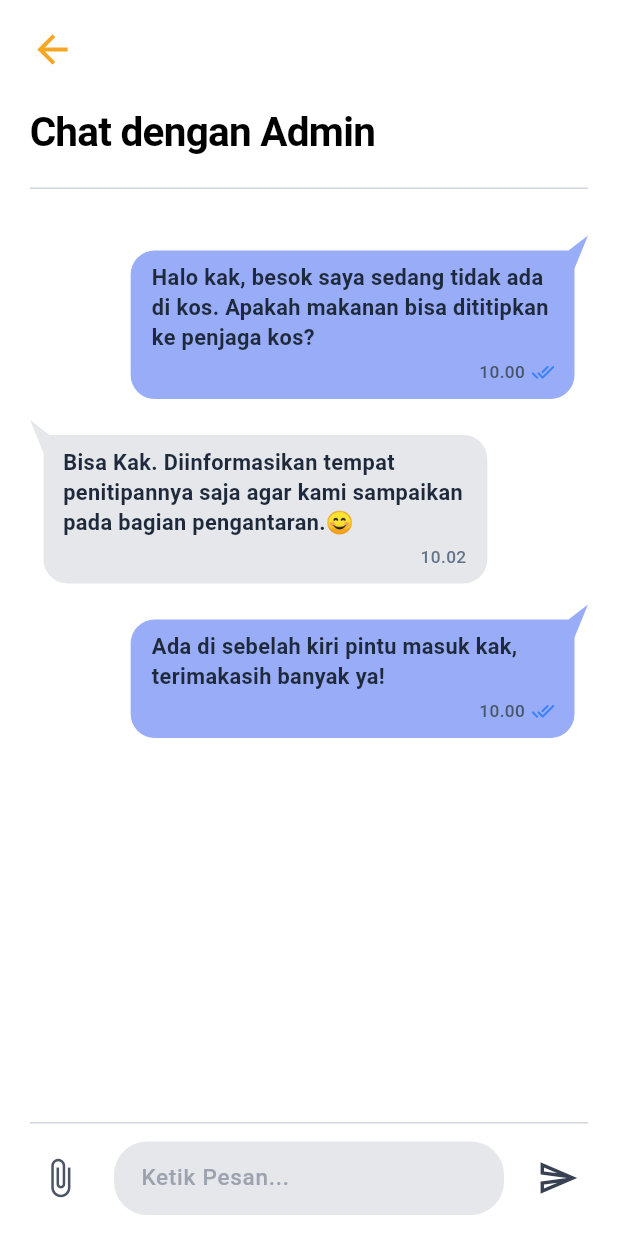
After one commit to nibrasdavio-tech/m-yummy-Mobile-, a Flutter app: the HomePage screen opened directly, item 2 of the bottom bar chosen, after a tap on the "arrow back" icon, after a tap on the "chat" icon, on a phone screen of 412 x 824 dp. The commit adds this screen. Run offline on Flutter 3.47's test engine with Material 3 defaults, Android fonts, the phone set to English and light mode, and no system bars; network calls fail.

Commit message:
feat: add chat with admin feature and related screens

```diff
--- /dev/null
+++ b/lib/features/chat/data/models/chat_message.dart
@@ -0,0 +1,15 @@
+class ChatMessage {
+  final String id;
+  final String text;
+  final String time;
+  final bool isSender;
+  final bool isRead;
+
+  const ChatMessage({
+    required this.id,
+    required this.text,
+    required this.time,
+    required this.isSender,
+    this.isRead = true,
+  });
+}
--- /dev/null
+++ b/lib/features/chat/presentation/screens/chat_admin_screen.dart
@@ -0,0 +1,388 @@
+import 'dart:async';
+import 'package:flutter/material.dart';
+
+import '../../../../core/constants/app_colors.dart';
+import '../../data/models/chat_message.dart';
+import '../widgets/chat_bubble.dart';
+
+/// Halaman "Chat dengan Admin"
+///
+/// Menampilkan:
+/// - Tombol kembali oranye di kiri atas
+/// - Judul tebal "Chat dengan Admin"
+/// - Garis pemisah atas
+/// - Daftar percakapan interaktif dengan bubble kustom (ekor lancip di atas)
+/// - Garis pemisah bawah
+/// - Kolom input pesan dengan icon lampiran (paperclip), input rounded, dan tombol kirim (paper plane)
+class ChatAdminScreen extends StatefulWidget {
+  const ChatAdminScreen({super.key});
+
+  @override
+  State<ChatAdminScreen> createState() => _ChatAdminScreenState();
+}
+
+class _ChatAdminScreenState extends State<ChatAdminScreen> {
+  final TextEditingController _messageController = TextEditingController();
+  final ScrollController _scrollController = ScrollController();
+  final FocusNode _focusNode = FocusNode();
+
+  // Daftar pesan awal persis sesuai referensi desain
+  final List<ChatMessage> _messages = [
+    const ChatMessage(
+      id: '1',
+      text:
+          'Halo kak, besok saya sedang tidak ada di kos. Apakah makanan bisa dititipkan ke penjaga kos?',
+      time: '10.00',
+      isSender: true,
+      isRead: true,
+    ),
+    const ChatMessage(
+      id: '2',
+      text:
+          'Bisa Kak. Diinformasikan tempat penitipannya saja agar kami sampaikan pada bagian pengantaran.😊',
+      time: '10.02',
+      isSender: false,
+      isRead: true,
+    ),
+    const ChatMessage(
+      id: '3',
+      text: 'Ada di sebelah kiri pintu masuk kak, terimakasih banyak ya!',
+      time: '10.00',
+      isSender: true,
+      isRead: true,
+    ),
+  ];
+
+  @override
+  void dispose() {
+    _messageController.dispose();
+    _scrollController.dispose();
+    _focusNode.dispose();
+    super.dispose();
+  }
+
+  /// Mengirim pesan baru dari pengguna
+  void _sendMessage() {
+    final text = _messageController.text.trim();
+    if (text.isEmpty) return;
+
+    final now = DateTime.now();
+    final hour = now.hour.toString().padLeft(2, '0');
+    final minute = now.minute.toString().padLeft(2, '0');
+    final formattedTime = '$hour.$minute';
+
+    setState(() {
+      _messages.add(
+        ChatMessage(
+          id: DateTime.now().millisecondsSinceEpoch.toString(),
+          text: text,
+          time: formattedTime,
+          isSender: true,
+          isRead: true,
+        ),
+      );
+    });
+
+    _messageController.clear();
+    _scrollToBottom();
+
+    // Simulasi balasan otomatis dari admin
+    _simulateAdminReply(text);
+  }
+
+  /// Simulasi balasan otomatis dari Admin setelah jeda singkat
+  void _simulateAdminReply(String userMessage) {
+    Timer(const Duration(milliseconds: 1400), () {
+      if (!mounted) return;
+
+      final lower = userMessage.toLowerCase();
+      String replyText =
+          'Baik Kak, informasi sudah kami catat dan dikoordinasikan dengan kurir. Terima kasih! 😊';
+
+      if (lower.contains('terima kasih') || lower.contains('makasih')) {
+        replyText = 'Sama-sama Kak! Selamat menikmati hidangan m\'Yummy ya! 🙏😊';
+      } else if (lower.contains('jam') || lower.contains('kapan')) {
+        replyText =
+            'Pengantaran makan siang dilakukan sekitar pukul 11.30 - 12.30 WIB ya Kak. 🍱';
+      } else if (lower.contains('menu') || lower.contains('ganti')) {
+        replyText =
+            'Untuk perubahan menu, Kakak bisa ubah melalui menu Paket sebelum pukul 08.00 pagi ya Kak. 😊';
+      }
+
+      final now = DateTime.now();
+      final hour = now.hour.toString().padLeft(2, '0');
+      final minute = now.minute.toString().padLeft(2, '0');
+      final formattedTime = '$hour.$minute';
+
+      setState(() {
+        _messages.add(
+          ChatMessage(
+            id: DateTime.now().millisecondsSinceEpoch.toString(),
+            text: replyText,
+            time: formattedTime,
+            isSender: false,
+            isRead: true,
+          ),
+        );
+      });
+
+      _scrollToBottom();
+    });
+  }
+
+  void _scrollToBottom() {
+    WidgetsBinding.instance.addPostFrameCallback((_) {
+      if (_scrollController.hasClients) {
+        _scrollController.animateTo(
+          _scrollController.position.maxScrollExtent,
+          duration: const Duration(milliseconds: 300),
+          curve: Curves.easeOut,
+        );
+      }
+    });
+  }
+
+  /// Menampilkan menu lampiran dokumen / foto
+  void _showAttachmentModal() {
+    showModalBottomSheet(
+      context: context,
+      shape: const RoundedRectangleBorder(
+        borderRadius: BorderRadius.vertical(top: Radius.circular(20)),
+      ),
+      builder: (context) {
+        return SafeArea(
+          child: Padding(
+            padding: const EdgeInsets.symmetric(vertical: 20, horizontal: 24),
+            child: Column(
+              mainAxisSize: MainAxisSize.min,
+              crossAxisAlignment: CrossAxisAlignment.start,
+              children: [
+                const Text(
+                  'Kirim Lampiran',
+                  style: TextStyle(
+                    fontSize: 18,
+                    fontWeight: FontWeight.bold,
+                    color: Color(0xFF1E293B),
+                  ),
+                ),
+                const SizedBox(height: 18),
+                Row(
+                  mainAxisAlignment: MainAxisAlignment.spaceAround,
+                  children: [
+                    _attachmentOption(
+                      icon: Icons.camera_alt_rounded,
+                      label: 'Kamera',
+                      color: Colors.pinkAccent,
+                    ),
+                    _attachmentOption(
+                      icon: Icons.photo_library_rounded,
+                      label: 'Galeri',
+                      color: AppColors.primaryBlue,
+                    ),
+                    _attachmentOption(
+                      icon: Icons.insert_drive_file_rounded,
+                      label: 'Dokumen',
+                      color: Colors.amber.shade800,
+                    ),
+                    _attachmentOption(
+                      icon: Icons.location_on_rounded,
+                      label: 'Lokasi',
+                      color: Colors.green,
+                    ),
+                  ],
+                ),
+              ],
+            ),
+          ),
+        );
+      },
+    );
+  }
+
+  Widget _attachmentOption({
+    required IconData icon,
+    required String label,
+    required Color color,
+  }) {
+    return InkWell(
+      onTap: () {
+        Navigator.pop(context);
+        ScaffoldMessenger.of(context).showSnackBar(
+          SnackBar(
+            content: Text('Fitur kirim $label siap diintegrasikan.'),
+            duration: const Duration(seconds: 2),
+          ),
+        );
+      },
+      borderRadius: BorderRadius.circular(16),
+      child: Column(
+        mainAxisSize: MainAxisSize.min,
+        children: [
+          CircleAvatar(
+            radius: 26,
+            backgroundColor: color.withValues(alpha: 0.12),
+            child: Icon(icon, color: color, size: 26),
+          ),
+          const SizedBox(height: 8),
+          Text(
+            label,
+            style: const TextStyle(
+              fontSize: 12,
+              fontWeight: FontWeight.w600,
+              color: Color(0xFF475569),
+            ),
+          ),
+        ],
+      ),
+    );
+  }
+
+  @override
+  Widget build(BuildContext context) {
+    return Scaffold(
+      backgroundColor: Colors.white,
+      body: SafeArea(
+        child: Column(
+          crossAxisAlignment: CrossAxisAlignment.start,
+          children: [
+            // ─── Header: Tombol Back & Judul ───
+            Padding(
+              padding: const EdgeInsets.fromLTRB(20, 14, 20, 0),
+              child: Column(
+                crossAxisAlignment: CrossAxisAlignment.start,
+                children: [
+                  // Back button oranye
+                  GestureDetector(
+                    onTap: () => Navigator.of(context).maybePop(),
+                    child: Container(
+                      padding: const EdgeInsets.symmetric(vertical: 4),
+                      color: Colors.transparent,
+                      child: const Icon(
+                        Icons.arrow_back,
+                        color: AppColors.accentOrange,
+                        size: 30,
+                      ),
+                    ),
+                  ),
+                  const SizedBox(height: 16),
+
+                  // Judul Layar
+                  const Text(
+                    'Chat dengan Admin',
+                    style: TextStyle(
+                      fontSize: 27,
+                      fontWeight: FontWeight.bold,
+                      color: Color(0xFF000000),
+                      letterSpacing: -0.5,
+                    ),
+                  ),
+                  const SizedBox(height: 18),
+                ],
+              ),
+            ),
+
+            // ─── Garis Pemisah Atas ───
+            Container(
+              margin: const EdgeInsets.symmetric(horizontal: 20),
+              height: 1,
+              color: const Color(0xFFD1D5DB),
+            ),
+
+            // ─── Pesan Chat (Scrollable Area) ───
+            Expanded(
+              child: ListView.builder(
+                controller: _scrollController,
+                padding: const EdgeInsets.fromLTRB(20, 24, 20, 16),
+                itemCount: _messages.length,
+                itemBuilder: (context, index) {
+                  return ChatBubble(message: _messages[index]);
+                },
+              ),
+            ),
+
+            // ─── Garis Pemisah Bawah ───
+            Container(
+              margin: const EdgeInsets.symmetric(horizontal: 20),
+              height: 1,
+              color: const Color(0xFFD1D5DB),
+            ),
+
+            // ─── Input Bar Bawah ───
+            Padding(
+              padding: const EdgeInsets.fromLTRB(16, 12, 16, 14),
+              child: Row(
+                children: [
+                  // Icon Lampiran (Paperclip)
+                  IconButton(
+                    onPressed: _showAttachmentModal,
+                    splashRadius: 22,
+                    padding: EdgeInsets.zero,
+                    constraints: const BoxConstraints(),
+                    icon: const Icon(
+                      Icons.attach_file,
+                      color: Color(0xFF4B5563),
+                      size: 28,
+                    ),
+                  ),
+                  const SizedBox(width: 12),
+
+                  // Input Text "Ketik Pesan..."
+                  Expanded(
+                    child: Container(
+                      decoration: BoxDecoration(
+                        color: const Color(0xFFE5E7EB),
+                        borderRadius: BorderRadius.circular(22),
+                      ),
+                      padding: const EdgeInsets.symmetric(
+                        horizontal: 18,
+                        vertical: 2,
+                      ),
+                      child: TextField(
+                        controller: _messageController,
+                        focusNode: _focusNode,
+                        textInputAction: TextInputAction.send,
+                        onSubmitted: (_) => _sendMessage(),
+                        style: const TextStyle(
+                          fontSize: 15,
+                          fontWeight: FontWeight.w500,
+                          color: Color(0xFF1E293B),
+                        ),
+                        decoration: const InputDecoration(
+                          hintText: 'Ketik Pesan...',
+                          hintStyle: TextStyle(
+                            color: Color(0xFF9CA3AF),
+                            fontSize: 15,
+                            fontWeight: FontWeight.w500,
+                          ),
+                          border: InputBorder.none,
+                          enabledBorder: InputBorder.none,
+                          focusedBorder: InputBorder.none,
+                          isDense: true,
+                          contentPadding: EdgeInsets.symmetric(vertical: 11),
+                        ),
+                      ),
+                    ),
+                  ),
+                  const SizedBox(width: 12),
+
+                  // Tombol Kirim (Paper Plane)
+                  IconButton(
+                    onPressed: _sendMessage,
+                    splashRadius: 22,
+                    padding: EdgeInsets.zero,
+                    constraints: const BoxConstraints(),
+                    icon: const Icon(
+                      Icons.send_outlined,
+                      color: Color(0xFF374151),
+                      size: 28,
+                    ),
+                  ),
+                ],
+              ),
+            ),
+          ],
+        ),
+      ),
+    );
+  }
+}
--- /dev/null
+++ b/lib/features/chat/presentation/widgets/chat_bubble.dart
@@ -0,0 +1,211 @@
+import 'package:flutter/material.dart';
+
+import '../../data/models/chat_message.dart';
+
+/// Custom Painter untuk menggambar balon chat dengan ekor lancip di sudut atas
+/// (sudut kanan-atas untuk pengirim, sudut kiri-atas untuk penerima)
+/// persis seperti pada referensi desain.
+class BubblePainter extends CustomPainter {
+  final Color color;
+  final bool isSender;
+
+  const BubblePainter({
+    required this.color,
+    required this.isSender,
+  });
+
+  @override
+  void paint(Canvas canvas, Size size) {
+    final paint = Paint()
+      ..color = color
+      ..style = PaintingStyle.fill
+      ..isAntiAlias = true;
+
+    final path = Path();
+    const double radius = 16.0;
+    const double tailW = 9.0;
+    const double tailH = 10.0;
+
+    final w = size.width;
+    final h = size.height;
+
+    if (isSender) {
+      // ─── Bubble Pengirim (Kanan, ekor di kanan-atas) ───
+      // Mulai dari lengkungan kiri-atas
+      path.moveTo(radius, tailH);
+
+      // Garis atas lurus ke kanan
+      path.lineTo(w - tailW - 4, tailH);
+
+      // Ekor naik dan mengarah ke kanan-atas
+      path.lineTo(w, 0);
+
+      // Turun miring ke sisi kanan balon
+      path.lineTo(w - tailW, tailH + 12);
+
+      // Sisi kanan turun ke lengkungan bawah-kanan
+      path.lineTo(w - tailW, h - radius);
+
+      // Lengkungan sudut kanan-bawah
+      path.arcToPoint(
+        Offset(w - tailW - radius, h),
+        radius: const Radius.circular(radius),
+      );
+
+      // Garis bawah lurus ke kiri
+      path.lineTo(radius, h);
+
+      // Lengkungan sudut kiri-bawah
+      path.arcToPoint(
+        Offset(0, h - radius),
+        radius: const Radius.circular(radius),
+      );
+
+      // Sisi kiri naik ke lengkungan kiri-atas
+      path.lineTo(0, tailH + radius);
+
+      // Lengkungan sudut kiri-atas
+      path.arcToPoint(
+        Offset(radius, tailH),
+        radius: const Radius.circular(radius),
+      );
+    } else {
+      // ─── Bubble Penerima / Admin (Kiri, ekor di kiri-atas) ───
+      // Mulai setelah ekor kiri-atas
+      path.moveTo(tailW + 4, tailH);
+
+      // Garis atas lurus ke kanan
+      path.lineTo(w - radius, tailH);
+
+      // Lengkungan sudut kanan-atas
+      path.arcToPoint(
+        Offset(w, tailH + radius),
+        radius: const Radius.circular(radius),
+      );
+
+      // Sisi kanan turun ke lengkungan bawah-kanan
+      path.lineTo(w, h - radius);
+
+      // Lengkungan sudut kanan-bawah
+      path.arcToPoint(
+        Offset(w - radius, h),
+        radius: const Radius.circular(radius),
+      );
+
+      // Garis bawah lurus ke kiri
+      path.lineTo(tailW + radius, h);
+
+      // Lengkungan sudut kiri-bawah
+      path.arcToPoint(
+        Offset(tailW, h - radius),
+        radius: const Radius.circular(radius),
+      );
+
+      // Sisi kiri naik ke pangkal ekor
+      path.lineTo(tailW, tailH + 12);
+
+      // Ekor naik dan mengarah ke kiri-atas
+      path.lineTo(0, 0);
+
+      // Turun miring ke garis atas
+      path.lineTo(tailW + 4, tailH);
+    }
+
+    path.close();
+    canvas.drawPath(path, paint);
+  }
+
+  @override
+  bool shouldRepaint(covariant BubblePainter oldDelegate) {
+    return oldDelegate.color != color || oldDelegate.isSender != isSender;
+  }
+}
+
+/// Widget Balon Chat yang menampilkan pesan teks, jam, dan status baca (centang dua biru).
+class ChatBubble extends StatelessWidget {
+  final ChatMessage message;
+
+  const ChatBubble({
+    super.key,
+    required this.message,
+  });
+
+  @override
+  Widget build(BuildContext context) {
+    final isSender = message.isSender;
+    // Warna bubble: biru lavender lembut untuk user, abu-abu lembut untuk admin
+    final bubbleColor = isSender
+        ? const Color(0xFF98ACF8)
+        : const Color(0xFFE5E7EB);
+
+    return Align(
+      alignment: isSender ? Alignment.centerRight : Alignment.centerLeft,
+      child: Container(
+        margin: const EdgeInsets.symmetric(vertical: 7.0),
+        constraints: BoxConstraints(
+          maxWidth: MediaQuery.of(context).size.width * 0.74,
+        ),
+        child: CustomPaint(
+          painter: BubblePainter(
+            color: bubbleColor,
+            isSender: isSender,
+          ),
+          child: Padding(
+            padding: EdgeInsets.fromLTRB(
+              isSender ? 14.0 : 22.0,
+              18.0,
+              isSender ? 22.0 : 14.0,
+              10.0,
+            ),
+            child: Column(
+              crossAxisAlignment: CrossAxisAlignment.end,
+              mainAxisSize: MainAxisSize.min,
+              children: [
+                // Isi pesan
+                Align(
+                  alignment: Alignment.centerLeft,
+                  child: Text(
+                    message.text,
+                    style: const TextStyle(
+                      color: Color(0xFF1E293B),
+                      fontSize: 14.5,
+                      fontWeight: FontWeight.w600,
+                      height: 1.35,
+                    ),
+                  ),
+                ),
+                const SizedBox(height: 5),
+
+                // Baris waktu & centang (jika pengirim)
+                Row(
+                  mainAxisSize: MainAxisSize.min,
+                  mainAxisAlignment: MainAxisAlignment.end,
+                  children: [
+                    Text(
+                      message.time,
+                      style: TextStyle(
+                        fontSize: 11.5,
+                        fontWeight: FontWeight.w500,
+                        color: isSender
+                            ? const Color(0xFF475569)
+                            : const Color(0xFF64748B),
+                      ),
+                    ),
+                    if (isSender) ...[
+                      const SizedBox(width: 4),
+                      const Icon(
+                        Icons.done_all_rounded,
+                        size: 16,
+                        color: Color(0xFF3B82F6),
+                      ),
+                    ],
+                  ],
+                ),
+              ],
+            ),
+          ),
+        ),
+      ),
+    );
+  }
+}
--- a/lib/main.dart
+++ b/lib/main.dart
@@ -4,6 +4,7 @@ import 'package:flutter/services.dart';
 import 'core/theme/app_theme.dart';
 import 'features/splash/presentation/screens/splash_screen.dart';
 import 'features/detail_paket/presentation/screens/detail_pesanan_page.dart';
+import 'features/chat/presentation/screens/chat_admin_screen.dart';
 
 void main() {
   WidgetsFlutterBinding.ensureInitialized();
@@ -446,8 +447,24 @@ void _showCateringDetail(
           ),
         ),
         const Spacer(),
-        const SizedBox(width: 12),
         IconButton(
+          tooltip: 'Chat dengan Admin',
+          onPressed: () {
+            Navigator.push(
+              context,
+              MaterialPageRoute(
+                builder: (_) => const ChatAdminScreen(),
+              ),
+            );
+          },
+          icon: const Icon(
+            Icons.chat_outlined,
+            color: primaryBlue,
+            size: 25,
+          ),
+        ),
+        IconButton(
+          tooltip: 'Notifikasi',
           onPressed: () {
             ScaffoldMessenger.of(context).showSnackBar(
               const SnackBar(
@@ -889,6 +906,16 @@ Widget _buildProfilePage() {
             ),
           ),
           _profileMenuItem(
+            Icons.chat_outlined,
+            'Chat dengan Admin',
+            () => Navigator.push(
+              context,
+              MaterialPageRoute(
+                builder: (_) => const ChatAdminScreen(),
+              ),
+            ),
+          ),
+          _profileMenuItem(
             Icons.info_outline,
             'Tentang Aplikasi',
             () => _showProfileDialog(
```
Also changed, not shown: lib/features/detail_paket/presentation/screens/detail_pesanan_page.dart (+19 -1 lines), 2 other files.
